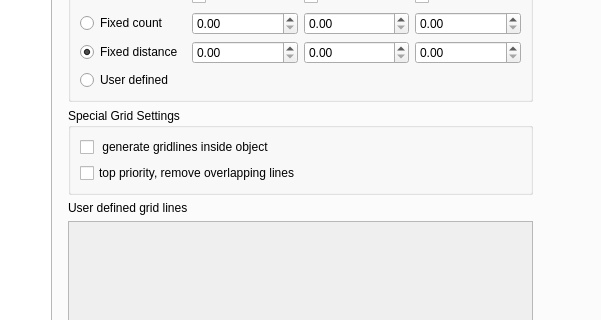
This is ui/dialog.ui in LubomirJagos/FreeCAD-OpenEMS-Export as Qt 5 draws it before an edit; both pictures show x 322 to 923 and y 210 to 530 of the 1130 by 722 pixel window. The edited form follows.
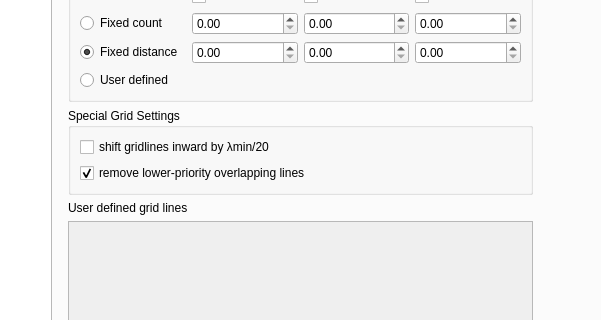
This is the edited form. The open tabs and pages were chosen to show the change.

Commit message:
unit factors and bux fixes
* fix getUnitsAsNumber, if 'm' in () returned 0.01 due to matching characters instead of words.
* topPriorityLines default False -> True
* improve explanation of topPriorityLines option: shifts grid lines inward by lambda/20
* refactor maxGridResolution to clarify as maxGridResolution_m  (unit 'm', requiring subsequent conversion with refUnit)
*

The edit to the form file:
```diff
--- a/ui/dialog.ui
+++ b/ui/dialog.ui
@@ -848,14 +848,17 @@
                    <bool>true</bool>
                   </property>
                   <property name="text">
-                   <string> generate gridlines inside object</string>
+                   <string>shift gridlines inward by λmin/20</string>
                   </property>
                  </widget>
                 </item>
                 <item>
                  <widget class="QCheckBox" name="gridTopPriorityLinesCheckbox">
                   <property name="text">
-                   <string>top priority, remove overlapping lines</string>
+                   <string>remove lower-priority overlapping lines</string>
+                  </property>
+                  <property name="checked">
+                   <bool>true</bool>
                   </property>
                  </widget>
                 </item>
```
The commit also changes 1 other file.
